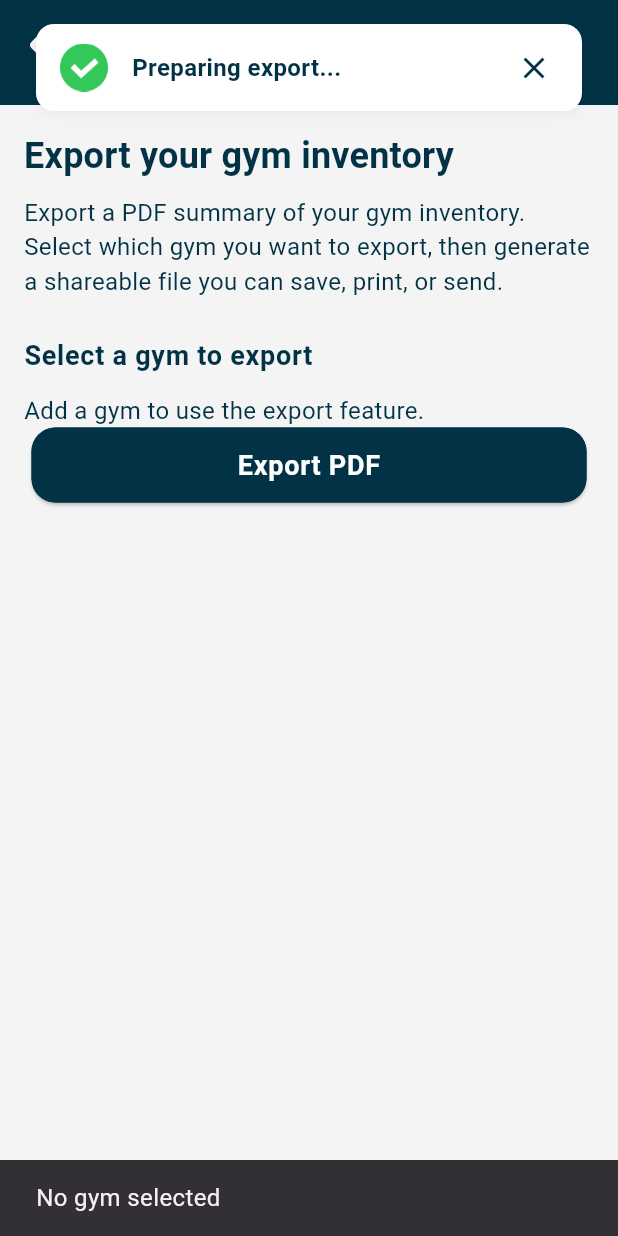
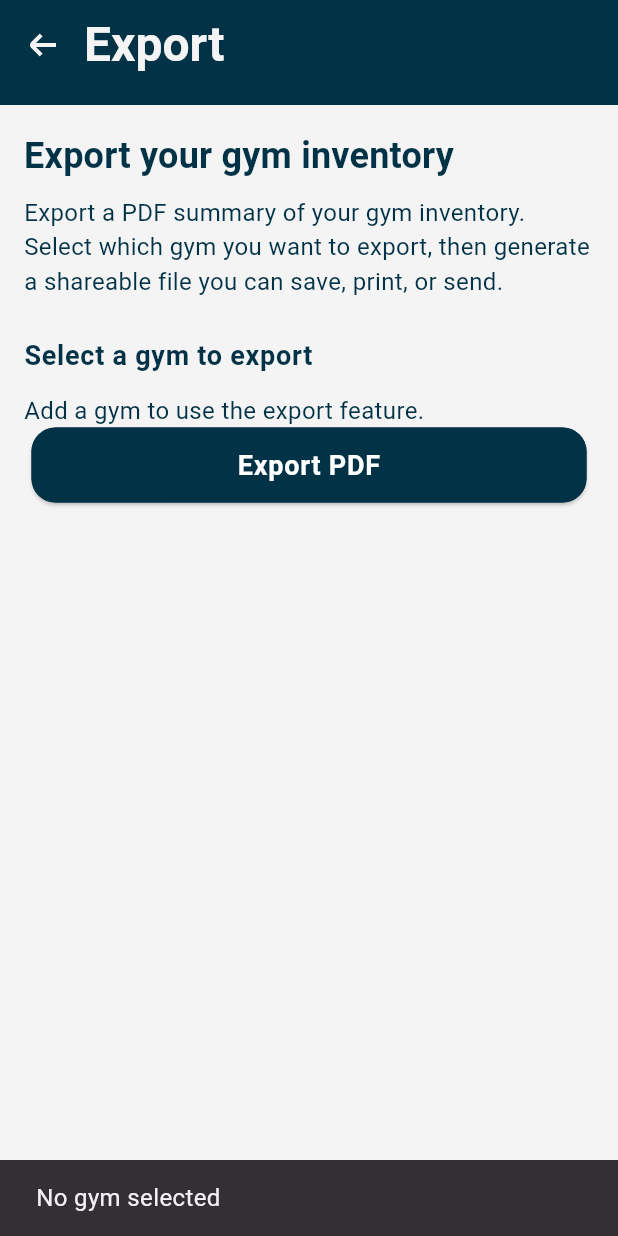
Before and after one commit to andrew-flxinvapp/flex-gym-inventory, a Flutter app: the ExportScreen screen opened by its route, after a tap on "Export PDF", on a phone screen of 412 x 824 dp. Run offline on Flutter 3.47's test engine with Material 3 defaults, Android fonts, the phone set to English and light mode, and no system bars; our stand-ins replace app_links, dropdown_button2, fl_chart, flutter_dotenv, flutter_local_notifications, flutter_riverpod and 7 more; accounts and stored records are empty; generated files the repository leaves out were written again.

Commit message:
changes to snackbar implementation and behavior on export screen.

```diff
--- a/lib/src/screens/export.dart
+++ b/lib/src/screens/export.dart
@@ -56,11 +56,6 @@ class _ExportScreenState extends State<ExportScreen> {
   }
 
   Future<void> _exportPdf() async {
-    showFlexSnackbar(
-      context,
-      title: 'Preparing export...',
-      type: SnackbarType.success,
-    );
     if (!mounted) return;
     setState(() => _exporting = true);
     try {
@@ -80,8 +75,22 @@ class _ExportScreenState extends State<ExportScreen> {
         gym.gymId,
         shareText: 'Exported ${gym.name} inventory',
       );
+      if (!mounted) return;
+      showFlexSnackbar(
+        context,
+        title: 'Export complete',
+        subtitle: 'Prepared ${gym.name} summary',
+        type: SnackbarType.success,
+      );
     } catch (e) {
-      _showMessage('Export failed: $e');
+      if (mounted) {
+        showFlexSnackbar(
+          context,
+          title: 'Export failed',
+          subtitle: e.toString(),
+          type: SnackbarType.warning,
+        );
+      }
     } finally {
       if (mounted) setState(() => _exporting = false);
     }
```
Also changed, not shown: lib/service/export_service.dart (+13 -8 lines), lib/src/widgets/snackbar.dart (+36 -2 lines).
